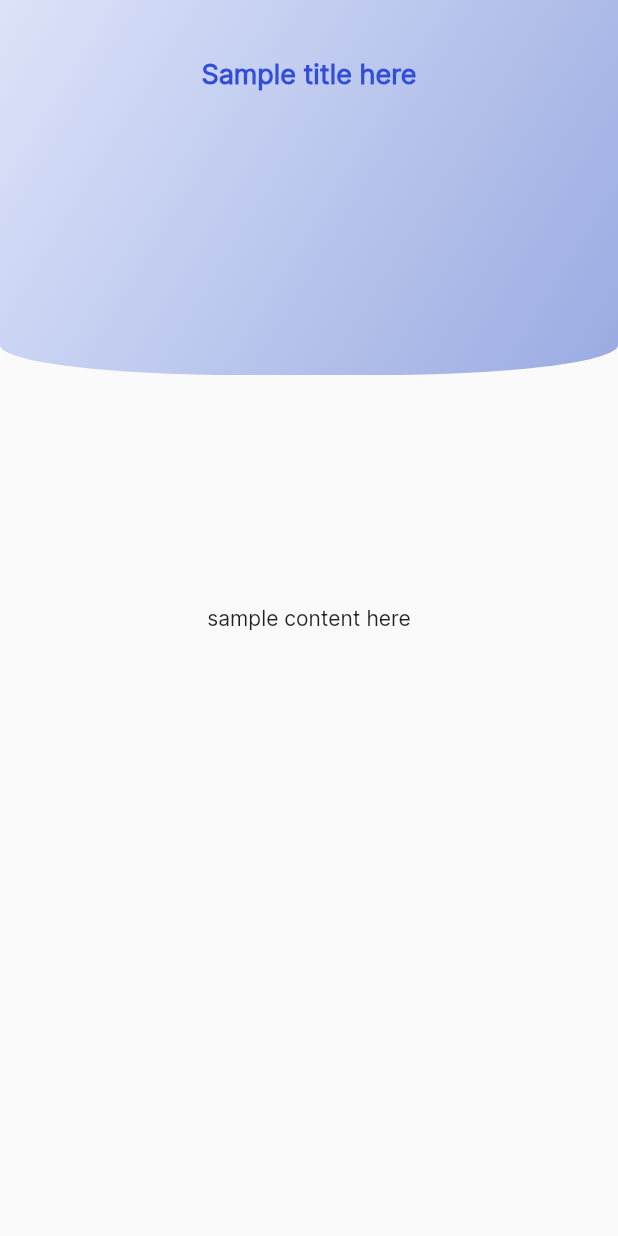
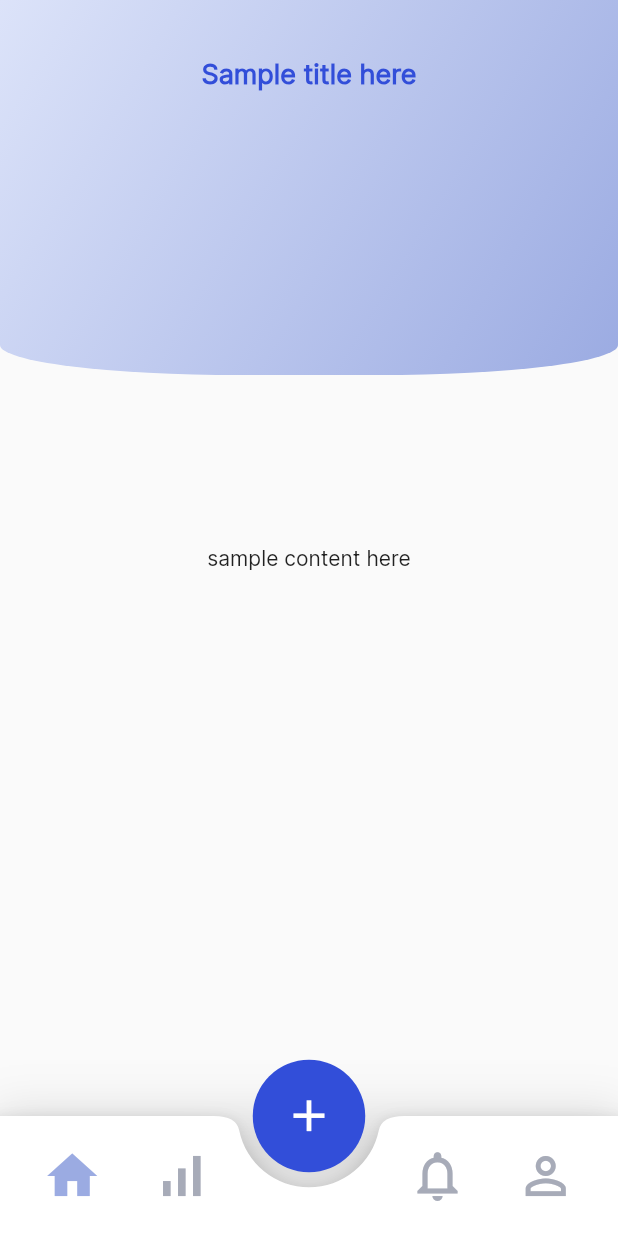
Before and after one commit to framgia/sph_flutter-capstone, a Flutter app: the screen it shows after launch, on a phone screen of 412 x 824 dp. Run offline on Flutter 3.47's test engine with Material 2 defaults, Android fonts, the phone set to English and light mode, and no system bars.

Commit message:
[UI] Added navigation bar to template

```diff
--- a/lib/views/widgets/template.dart
+++ b/lib/views/widgets/template.dart
@@ -1,5 +1,7 @@
 import 'package:flutter/material.dart';
 import 'package:sun_flutter_capstone/consts/global_style.dart';
+import 'package:sun_flutter_capstone/views/widgets/navigation/floating_action_button.dart';
+import 'package:sun_flutter_capstone/views/widgets/navigation/navigation.dart';
 
 class Template extends StatelessWidget {
   final Widget content;
@@ -65,6 +67,9 @@ class Template extends StatelessWidget {
           ),
         ],
       ),
+      floatingActionButton: const CenterActionButton(),
+      floatingActionButtonLocation: FloatingActionButtonLocation.centerDocked,
+      bottomNavigationBar: const Navigation(),
     );
   }
 }
```
